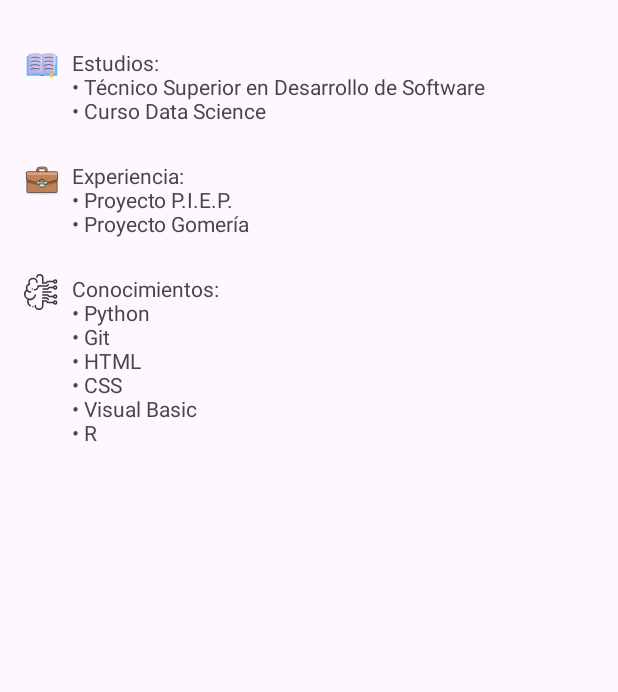
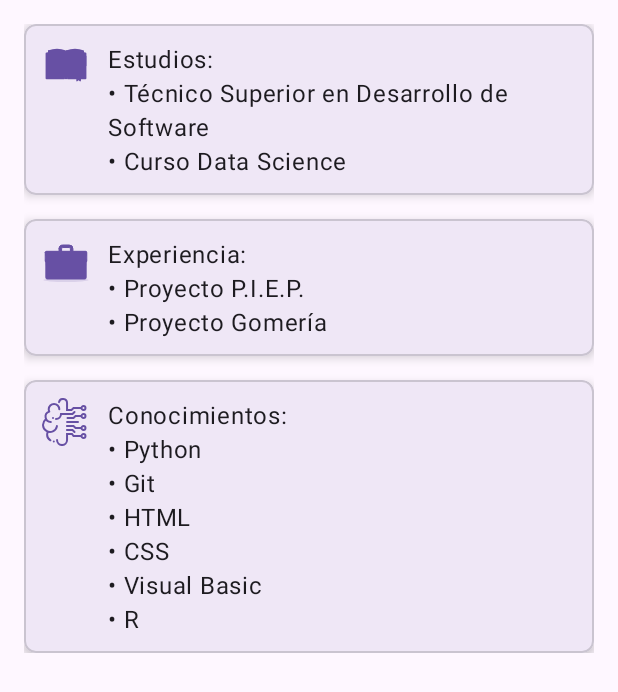
Before and after one commit to benjaluduena/curriculum-android, an Android app: the layout activity_second.xml on its own in the app's theme, with its tools: preview values and no code run, on a phone screen of 412 x 824 dp. Shown: the top 692 px of the screen. Run offline under Robolectric (Android 15) with nearby library versions, the phone set to English and light mode, and no system bars.

Commit message:
Cambios esteticos en segunda pantalla

```diff
--- a/app/src/main/res/layout/activity_main.xml
+++ b/app/src/main/res/layout/activity_main.xml
@@ -9,11 +9,11 @@
         android:id="@+id/avatar"
         android:layout_width="100dp"
         android:layout_height="100dp"
-        android:layout_marginTop="80dp"
+        android:layout_marginTop="68dp"
         android:contentDescription="Avatar"
         android:src="@drawable/mi_avatar"
         app:layout_constraintEnd_toEndOf="parent"
-        app:layout_constraintHorizontal_bias="0.501"
+        app:layout_constraintHorizontal_bias="0.498"
         app:layout_constraintStart_toStartOf="parent"
         app:layout_constraintTop_toTopOf="parent" />
 
@@ -23,9 +23,10 @@
         android:layout_height="wrap_content"
         android:text="Benjamin Ludueña Luque"
         android:textSize="20sp"
-        app:layout_constraintTop_toBottomOf="@id/avatar"
+        app:layout_constraintEnd_toEndOf="parent"
+        app:layout_constraintHorizontal_bias="0.497"
         app:layout_constraintStart_toStartOf="parent"
-        app:layout_constraintEnd_toEndOf="parent"/>
+        app:layout_constraintTop_toBottomOf="@id/avatar" />
 
     <TextView
         android:id="@+id/descripcion"
--- a/app/src/main/res/layout/activity_second.xml
+++ b/app/src/main/res/layout/activity_second.xml
@@ -1,71 +1,110 @@
 <?xml version="1.0" encoding="utf-8"?>
-<androidx.constraintlayout.widget.ConstraintLayout xmlns:android="http://schemas.android.com/apk/res/android"
+<ScrollView
+    xmlns:android="http://schemas.android.com/apk/res/android"
     xmlns:app="http://schemas.android.com/apk/res-auto"
-    xmlns:tools="http://schemas.android.com/tools"
-    android:id="@+id/main"
     android:layout_width="match_parent"
     android:layout_height="match_parent"
-    android:padding="16dp"
-    tools:context=".SecondActivity">
+    android:padding="16dp">
+
+    <LinearLayout
+        android:layout_width="match_parent"
+        android:layout_height="wrap_content"
+        android:orientation="vertical">
 
         <!-- Estudios -->
+        <com.google.android.material.card.MaterialCardView
+            android:layout_width="match_parent"
+            android:layout_height="wrap_content"
+            app:cardCornerRadius="8dp"
+            app:cardElevation="4dp"
+            android:layout_marginBottom="16dp"
+            android:foreground="?attr/selectableItemBackground">
+
+            <LinearLayout
+                android:layout_width="match_parent"
+                android:layout_height="wrap_content"
+                android:orientation="horizontal"
+                android:padding="12dp">
+
                 <ImageView
-        android:id="@+id/ic_estudios"
-        android:layout_width="24dp"
-        android:layout_height="24dp"
+                    android:layout_width="32dp"
+                    android:layout_height="32dp"
                     android:src="@drawable/libro"
-        android:layout_marginTop="16dp"
-        app:layout_constraintTop_toTopOf="parent"
-        app:layout_constraintStart_toStartOf="parent"/>
+                    app:tint="?attr/colorPrimary" />
 
                 <TextView
-        android:id="@+id/tvEstudios"
                     android:layout_width="0dp"
                     android:layout_height="wrap_content"
+                    android:layout_marginStart="12dp"
+                    android:layout_weight="1"
                     android:text="Estudios:\n• Técnico Superior en Desarrollo de Software\n• Curso Data Science"
-        android:paddingStart="8dp"
-        app:layout_constraintTop_toTopOf="@id/ic_estudios"
-        app:layout_constraintStart_toEndOf="@id/ic_estudios"
-        app:layout_constraintEnd_toEndOf="parent"/>
+                    style="@style/TextAppearance.MaterialComponents.Body1"
+                    android:lineSpacingExtra="4dp"/>
+            </LinearLayout>
+        </com.google.android.material.card.MaterialCardView>
 
         <!-- Experiencia -->
+        <com.google.android.material.card.MaterialCardView
+            android:layout_width="match_parent"
+            android:layout_height="wrap_content"
+            app:cardCornerRadius="8dp"
+            app:cardElevation="4dp"
+            android:layout_marginBottom="16dp"
+            android:foreground="?attr/selectableItemBackground">
+
+            <LinearLayout
+                android:layout_width="match_parent"
+                android:layout_height="wrap_content"
+                android:orientation="horizontal"
+                android:padding="12dp">
+
                 <ImageView
-        android:id="@+id/ic_exp"
-        android:layout_width="24dp"
-        android:layout_height="24dp"
+                    android:layout_width="32dp"
+                    android:layout_height="32dp"
                     android:src="@drawable/maletin"
-        android:layout_marginTop="24dp"
-        app:layout_constraintTop_toBottomOf="@id/tvEstudios"
-        app:layout_constraintStart_toStartOf="parent"/>
+                    app:tint="?attr/colorPrimary" />
 
                 <TextView
-        android:id="@+id/tvExp"
                     android:layout_width="0dp"
                     android:layout_height="wrap_content"
+                    android:layout_marginStart="12dp"
+                    android:layout_weight="1"
                     android:text="Experiencia:\n• Proyecto P.I.E.P.\n• Proyecto Gomería"
-        android:paddingStart="8dp"
-        app:layout_constraintTop_toTopOf="@id/ic_exp"
-        app:layout_constraintStart_toEndOf="@id/ic_exp"
-        app:layout_constraintEnd_toEndOf="parent"/>
+                    style="@style/TextAppearance.MaterialComponents.Body1"
+                    android:lineSpacingExtra="4dp"/>
+            </LinearLayout>
+        </com.google.android.material.card.MaterialCardView>
 
         <!-- Conocimientos -->
+        <com.google.android.material.card.MaterialCardView
+            android:layout_width="match_parent"
+            android:layout_height="wrap_content"
+            app:cardCornerRadius="8dp"
+            app:cardElevation="4dp"
+            android:foreground="?attr/selectableItemBackground">
+
+            <LinearLayout
+                android:layout_width="match_parent"
+                android:layout_height="wrap_content"
+                android:orientation="horizontal"
+                android:padding="12dp">
+
                 <ImageView
-        android:id="@+id/ic_skills"
-        android:layout_width="24dp"
-        android:layout_height="24dp"
+                    android:layout_width="32dp"
+                    android:layout_height="32dp"
                     android:src="@drawable/cerebro"
-        android:layout_marginTop="24dp"
-        app:layout_constraintTop_toBottomOf="@id/tvExp"
-        app:layout_constraintStart_toStartOf="parent"/>
+                    app:tint="?attr/colorPrimary" />
 
                 <TextView
-        android:id="@+id/tvSkills"
                     android:layout_width="0dp"
                     android:layout_height="wrap_content"
+                    android:layout_marginStart="12dp"
+                    android:layout_weight="1"
                     android:text="Conocimientos:\n• Python\n• Git\n• HTML\n• CSS\n• Visual Basic\n• R"
-        android:paddingStart="8dp"
-        app:layout_constraintTop_toTopOf="@id/ic_skills"
-        app:layout_constraintStart_toEndOf="@id/ic_skills"
-        app:layout_constraintEnd_toEndOf="parent"/>
+                    style="@style/TextAppearance.MaterialComponents.Body1"
+                    android:lineSpacingExtra="4dp"/>
+            </LinearLayout>
+        </com.google.android.material.card.MaterialCardView>
 
-</androidx.constraintlayout.widget.ConstraintLayout>
+    </LinearLayout>
+</ScrollView>
```
Lines whose indentation alone changed are shown as unchanged.
